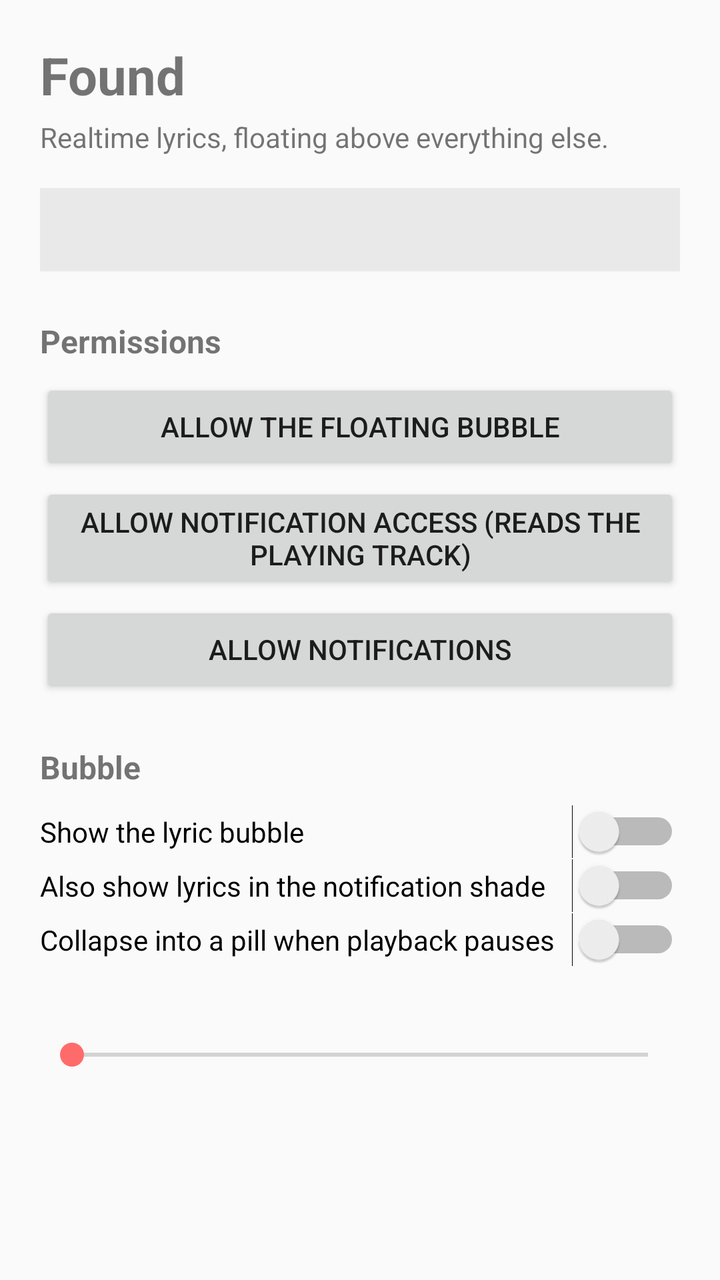
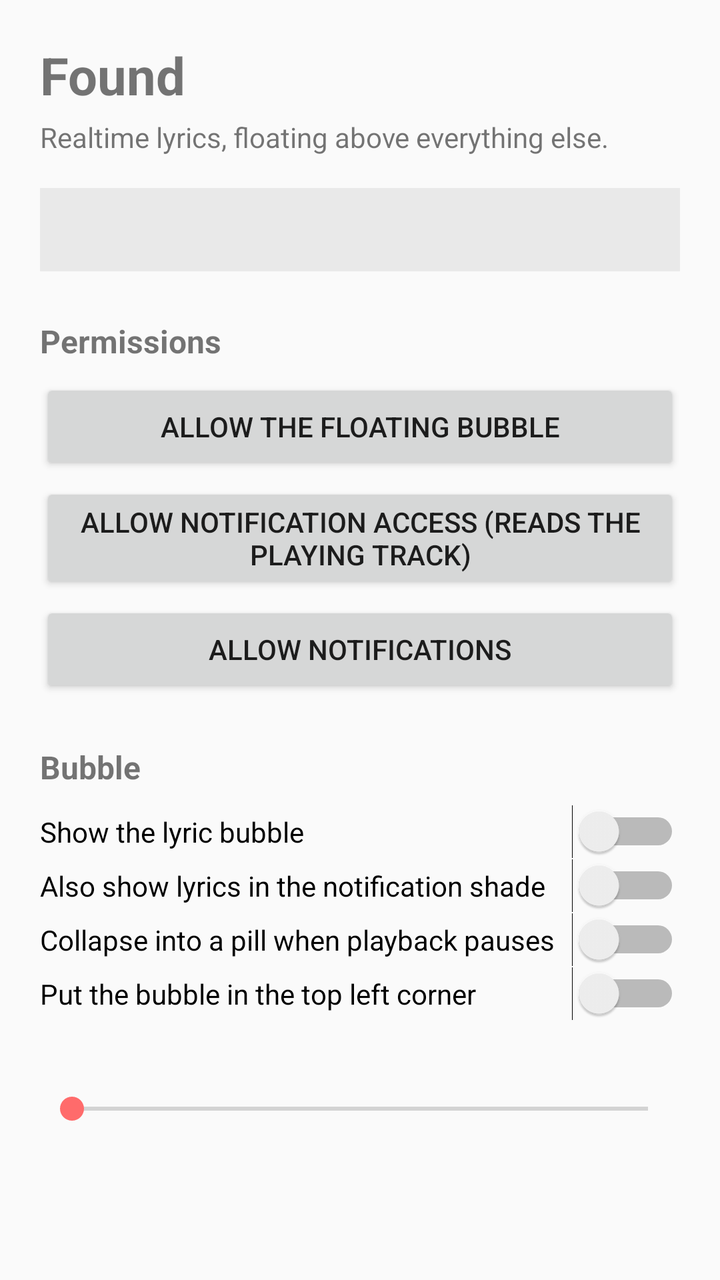

Two renders of the same Android screen: before a commit and after it. Below are the layout's source before the change and the commit's diff.
<!-- AndroidManifest.xml: application theme Theme.Found -->
<!-- res/layout/activity_main.xml -->
<?xml version="1.0" encoding="utf-8"?>
<ScrollView xmlns:android="http://schemas.android.com/apk/res/android"
    android:layout_width="match_parent"
    android:layout_height="match_parent"
    android:fillViewport="true">

    <LinearLayout
        android:layout_width="match_parent"
        android:layout_height="wrap_content"
        android:orientation="vertical"
        android:padding="20dp">

        <TextView
            android:layout_width="match_parent"
            android:layout_height="wrap_content"
            android:text="@string/app_name"
            android:textSize="26sp"
            android:textStyle="bold" />

        <TextView
            android:layout_width="match_parent"
            android:layout_height="wrap_content"
            android:layout_marginTop="4dp"
            android:text="@string/tagline"
            android:textSize="14sp" />

        <TextView
            android:id="@+id/text_status"
            android:layout_width="match_parent"
            android:layout_height="wrap_content"
            android:layout_marginTop="16dp"
            android:padding="12dp"
            android:background="#11000000"
            android:textSize="13sp" />

        <TextView
            android:layout_width="match_parent"
            android:layout_height="wrap_content"
            android:layout_marginTop="24dp"
            android:text="@string/permissions_header"
            android:textSize="16sp"
            android:textStyle="bold" />

        <Button
            android:id="@+id/btn_overlay_permission"
            android:layout_width="match_parent"
            android:layout_height="wrap_content"
            android:layout_marginTop="8dp"
            android:text="@string/grant_overlay" />

        <Button
            android:id="@+id/btn_media_access"
            android:layout_width="match_parent"
            android:layout_height="wrap_content"
            android:layout_marginTop="4dp"
            android:text="@string/grant_media_access" />

        <Button
            android:id="@+id/btn_notifications"
            android:layout_width="match_parent"
            android:layout_height="wrap_content"
            android:layout_marginTop="4dp"
            android:text="@string/grant_notifications" />

        <TextView
            android:layout_width="match_parent"
            android:layout_height="wrap_content"
            android:layout_marginTop="24dp"
            android:text="@string/bubble_header"
            android:textSize="16sp"
            android:textStyle="bold" />

        <Switch
            android:id="@+id/switch_overlay"
            android:layout_width="match_parent"
            android:layout_height="wrap_content"
            android:layout_marginTop="8dp"
            android:text="@string/enable_overlay" />

        <Switch
            android:id="@+id/switch_notification"
            android:layout_width="match_parent"
            android:layout_height="wrap_content"
            android:text="@string/show_in_notification" />

        <Switch
            android:id="@+id/switch_auto_collapse"
            android:layout_width="match_parent"
            android:layout_height="wrap_content"
            android:text="@string/auto_collapse" />

        <TextView
            android:id="@+id/label_text_scale"
            android:layout_width="match_parent"
            android:layout_height="wrap_content"
            android:layout_marginTop="16dp"
            android:textSize="14sp" />

        <SeekBar
            android:id="@+id/seek_text_scale"
            android:layout_width="match_parent"
            android:layout_height="wrap_content"
            android:max="75" />

    </LinearLayout>
</ScrollView>
<!-- resources referenced by this layout -->
<resources>
  <string name="app_name">Found</string>
  <string name="auto_collapse">Collapse into a pill when playback pauses</string>
  <string name="bubble_header">Bubble</string>
  <string name="enable_overlay">Show the lyric bubble</string>
  <string name="grant_media_access">Allow notification access (reads the playing track)</string>
  <string name="grant_notifications">Allow notifications</string>
  <string name="grant_overlay">Allow the floating bubble</string>
  <string name="permissions_header">Permissions</string>
  <string name="show_in_notification">Also show lyrics in the notification shade</string>
  <string name="tagline">Realtime lyrics, floating above everything else.</string>
  <style name="Theme.Found" parent="Theme.AppCompat.DayNight.NoActionBar">
          <item name="colorPrimary">@color/found_accent</item>
          <item name="colorAccent">@color/found_accent</item>
      </style>
  <color name="found_accent">#FF6B6B</color>
</resources>

<!-- the commit's change to res/layout/activity_main.xml (unified diff, before → after) -->
@@ -89,6 +89,12 @@
             android:layout_height="wrap_content"
             android:text="@string/auto_collapse" />
 
+        <Switch
+            android:id="@+id/switch_top_left"
+            android:layout_width="match_parent"
+            android:layout_height="wrap_content"
+            android:text="@string/top_left_corner" />
+
         <TextView
             android:id="@+id/label_text_scale"
             android:layout_width="match_parent"
<!-- resource entries referenced after the edit -->
@@ -10,6 +10,7 @@
   <string name="permissions_header">Permissions</string>
   <string name="show_in_notification">Also show lyrics in the notification shade</string>
   <string name="tagline">Realtime lyrics, floating above everything else.</string>
+  <string name="top_left_corner">Put the bubble in the top left corner</string>
   <style name="Theme.Found" parent="Theme.AppCompat.DayNight.NoActionBar">
           <item name="colorPrimary">@color/found_accent</item>
           <item name="colorAccent">@color/found_accent</item>
